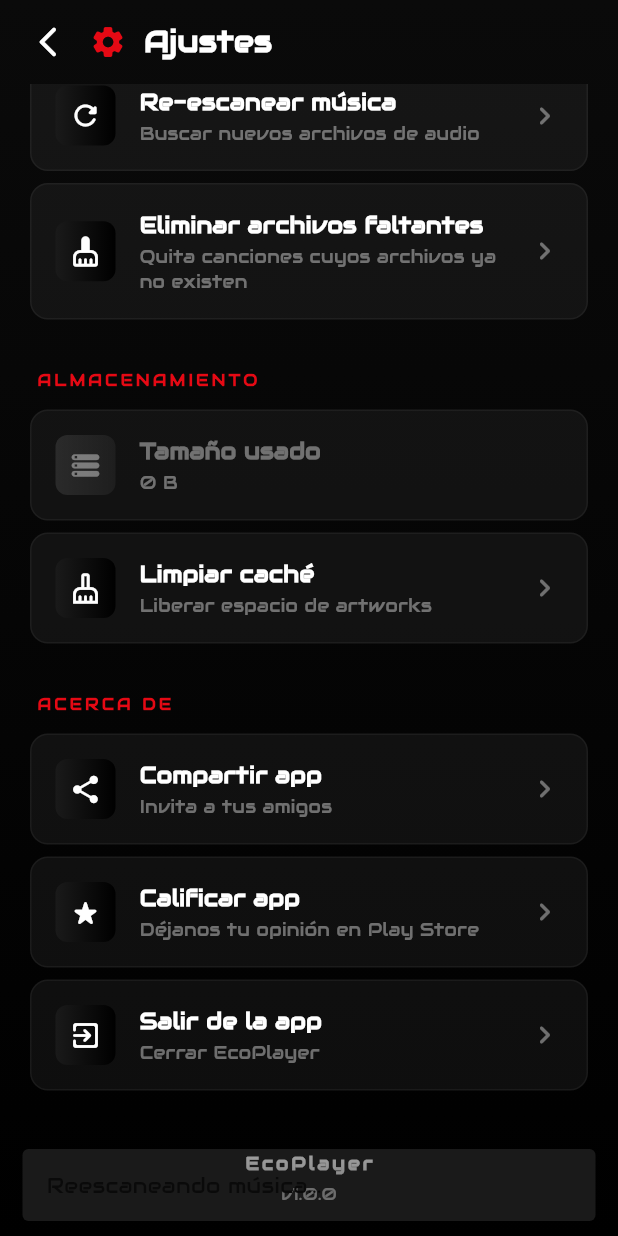
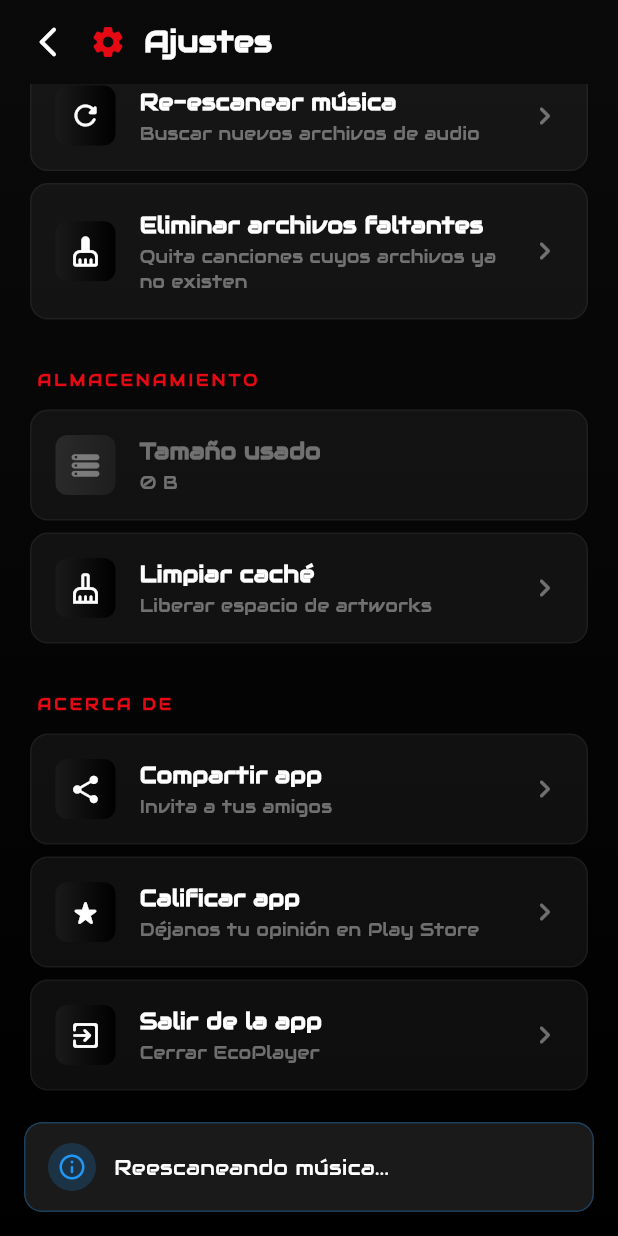
Before and after one commit to vcarv7/Audi_Reproductor, a Flutter app: the SettingsScreen screen opened directly, scrolled down 576 dp, after a tap on "Re-escanear música", on a phone screen of 412 x 824 dp. Run offline on Flutter 3.47's test engine with Material 3 defaults, Android fonts, the light colour scheme and no system bars; our stand-ins replace audioplayers, on_audio_query, share_plus, shared_preferences; accounts and stored records are empty; project files that could hold a hidden picture were left out.

Commit message:
feat: Implement StyledSnackBar for improved snackbar handling in HomeScreen and SettingsScreen

```diff
--- a/lib/screens/settings_screen.dart
+++ b/lib/screens/settings_screen.dart
@@ -7,6 +7,7 @@ import '../providers/audio_player_provider.dart';
 import '../providers/font_provider.dart';
 import '../providers/settings_provider.dart';
 import '../theme/app_theme.dart';
+import '../widgets/styled_snackbar.dart';
 
 class SettingsScreen extends StatefulWidget {
   const SettingsScreen({super.key});
@@ -22,18 +23,10 @@ class _SettingsScreenState extends State<SettingsScreen> {
     return '${(bytes / (1024 * 1024)).toStringAsFixed(1)} MB';
   }
 
-  Future<void> _showSnackBar(String message) async {
+  Future<void> _showSnackBar(String message,
+      {SnackbarType type = SnackbarType.info}) async {
     if (!mounted) return;
-    ScaffoldMessenger.of(context)
-      ..hideCurrentSnackBar()
-      ..showSnackBar(
-        SnackBar(
-          content: Text(message),
-          backgroundColor: AppTheme.surfaceLight,
-          behavior: SnackBarBehavior.floating,
-          duration: const Duration(seconds: 2),
-        ),
-      );
+    StyledSnackBar.show(context, message: message, type: type);
   }
 
   @override
@@ -149,7 +142,7 @@ class _SettingsScreenState extends State<SettingsScreen> {
                       onTap: () async {
                         context.read<AudioPlayerProvider>().clearArtworkCache();
                         if (!mounted) return;
-                        await _showSnackBar('Caché limpiado');
+                        await _showSnackBar('Caché limpiado', type: SnackbarType.success);
                       },
                     ),
                     const SizedBox(height: 24),
@@ -190,8 +183,7 @@ class _SettingsScreenState extends State<SettingsScreen> {
                           Text(
                             'EcoPlayer',
                             style: TextStyle(
-                              color:
-                                  AppTheme.textMuted.withValues(alpha: 0.6),
+                              color: AppTheme.textMuted.withValues(alpha: 0.6),
                               fontSize: 12,
                               fontWeight: FontWeight.w600,
                               letterSpacing: 2,
@@ -201,8 +193,7 @@ class _SettingsScreenState extends State<SettingsScreen> {
                           Text(
                             'v1.0.0',
                             style: TextStyle(
-                              color:
-                                  AppTheme.textMuted.withValues(alpha: 0.5),
+                              color: AppTheme.textMuted.withValues(alpha: 0.5),
                               fontSize: 11,
                             ),
                           ),
@@ -264,7 +255,7 @@ class _FontSelectorTile extends StatelessWidget {
                     crossAxisAlignment: CrossAxisAlignment.start,
                     children: [
                       const Text(
-                        'Fuente del título',
+                        'Fuente',
                         style: TextStyle(
                           color: AppTheme.textPrimary,
                           fontSize: 15,
@@ -314,10 +305,7 @@ class _FontPickerSheet extends StatelessWidget {
   final String currentFamily;
   final ValueChanged<String> onSelect;
 
-  const _FontPickerSheet({
-    required this.currentFamily,
-    required this.onSelect,
-  });
+  const _FontPickerSheet({required this.currentFamily, required this.onSelect});
 
   @override
   Widget build(BuildContext context) {
@@ -352,8 +340,7 @@ class _FontPickerSheet extends StatelessWidget {
           ...FontProvider.availableFonts.map((font) {
             final isSelected = font == currentFamily;
             return Container(
-              margin:
-                  const EdgeInsets.symmetric(horizontal: 16, vertical: 4),
+              margin: const EdgeInsets.symmetric(horizontal: 16, vertical: 4),
               decoration: BoxDecoration(
                 color: isSelected
                     ? AppTheme.accent.withValues(alpha: 0.1)
@@ -395,8 +382,7 @@ class _FontPickerSheet extends StatelessWidget {
                                 FontProvider.fontDisplayNames[font] ?? font,
                                 style: TextStyle(
                                   color: isSelected
-                                      ? AppTheme.accent
-                                          .withValues(alpha: 0.7)
+                                      ? AppTheme.accent.withValues(alpha: 0.7)
                                       : AppTheme.textMuted,
                                   fontSize: 12,
                                 ),
@@ -488,10 +474,7 @@ class _SettingsTile extends StatelessWidget {
                     gradient: enabled
                         ? AppTheme.buttonGradient
                         : LinearGradient(
-                            colors: [
-                              AppTheme.surfaceLight,
-                              AppTheme.surface,
-                            ],
+                            colors: [AppTheme.surfaceLight, AppTheme.surface],
                           ),
                   ),
                   child: Icon(
--- /dev/null
+++ b/lib/widgets/styled_snackbar.dart
@@ -0,0 +1,64 @@
+import 'package:flutter/material.dart';
+import '../theme/app_theme.dart';
+
+enum SnackbarType { success, error, info }
+
+class StyledSnackBar {
+  static void show(
+    BuildContext context, {
+    required String message,
+    SnackbarType type = SnackbarType.info,
+    Duration duration = const Duration(seconds: 3),
+  }) {
+    final color = switch (type) {
+      SnackbarType.success => const Color(0xFF4CAF50),
+      SnackbarType.error => AppTheme.accent,
+      SnackbarType.info => const Color(0xFF2196F3),
+    };
+    final icon = switch (type) {
+      SnackbarType.success => Icons.check_circle_rounded,
+      SnackbarType.error => Icons.error_outline_rounded,
+      SnackbarType.info => Icons.info_outline_rounded,
+    };
+
+    ScaffoldMessenger.of(context)
+      ..hideCurrentSnackBar()
+      ..showSnackBar(
+        SnackBar(
+          content: Row(
+            children: [
+              Container(
+                width: 32,
+                height: 32,
+                decoration: BoxDecoration(
+                  shape: BoxShape.circle,
+                  color: color.withValues(alpha: 0.2),
+                ),
+                child: Icon(icon, color: color, size: 20),
+              ),
+              const SizedBox(width: 12),
+              Expanded(
+                child: Text(
+                  message,
+                  style: const TextStyle(
+                    color: Colors.white,
+                    fontSize: 14,
+                    fontWeight: FontWeight.w500,
+                  ),
+                ),
+              ),
+            ],
+          ),
+          backgroundColor: const Color(0xFF1A1A1A),
+          behavior: SnackBarBehavior.floating,
+          shape: RoundedRectangleBorder(
+            borderRadius: BorderRadius.circular(12),
+            side: BorderSide(color: color.withValues(alpha: 0.3), width: 1),
+          ),
+          margin: const EdgeInsets.all(16),
+          elevation: 6,
+          duration: duration,
+        ),
+      );
+  }
+}
```
Also changed, not shown: lib/screens/home_screen.dart (+17 -39 lines).
